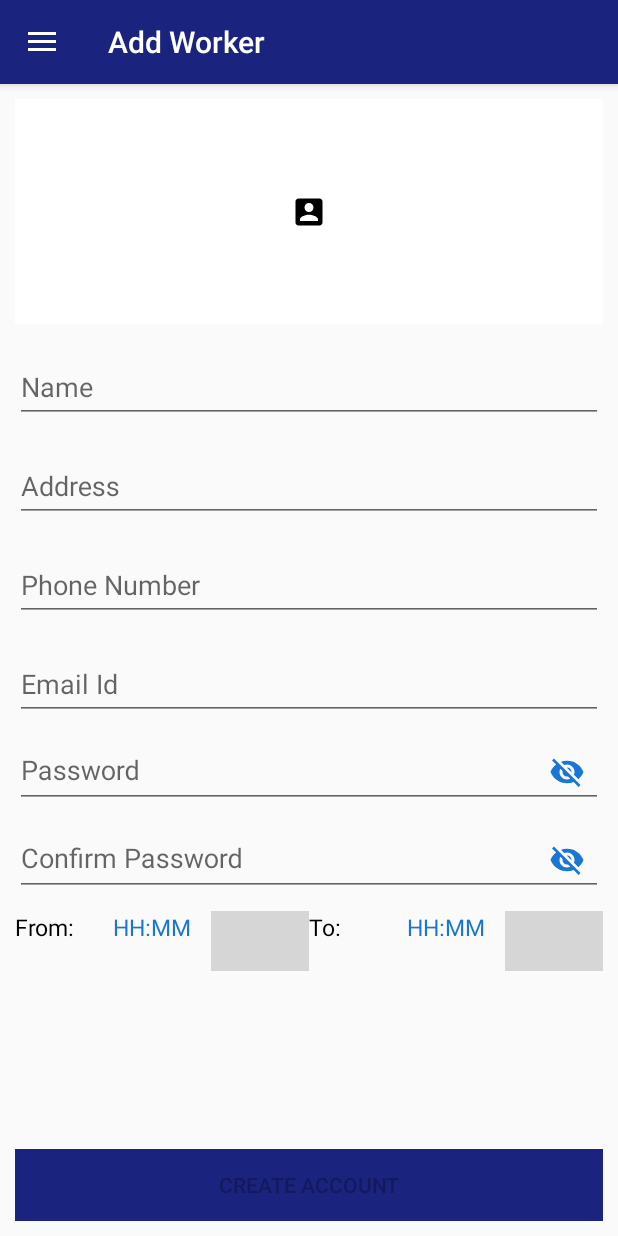
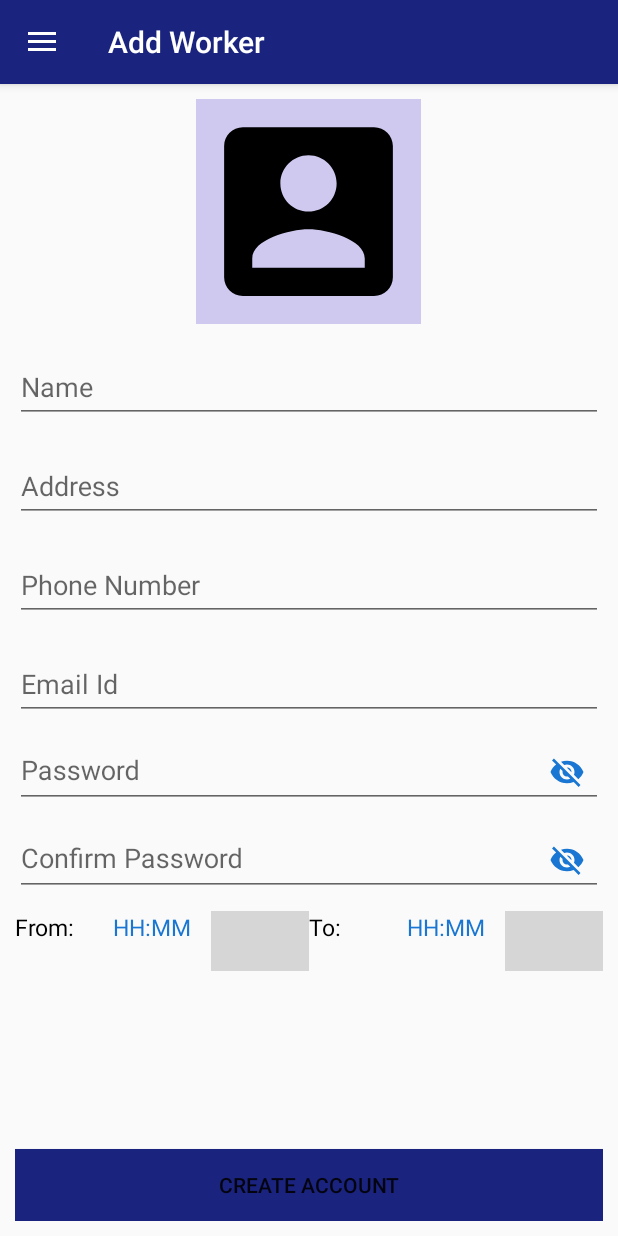
Before and after one commit to ShankarDhandapani/Washmak, an Android app: the fragment AddWorkerFragement placed in its activity, on a phone screen of 412 x 824 dp. Run offline under Robolectric (Android 15) with nearby library versions, the phone set to English and light mode, and no system bars; our stand-ins replace Firebase (no records; nobody signed in at launch, a user with empty details on screens opened directly); grey boxes are pictures that could not be loaded.

Commit message:
Added id to the fragement and created account from manager activity

```diff
--- a/app/build.gradle
+++ b/app/build.gradle
@@ -23,6 +23,8 @@ dependencies {
     implementation 'com.android.support:appcompat-v7:27.1.1'
     implementation 'com.android.support.constraint:constraint-layout:1.1.2'
     implementation 'com.google.firebase:firebase-auth:16.0.2'
+    implementation 'com.google.firebase:firebase-storage:11.8.0'
+    implementation 'com.google.firebase:firebase-database:11.8.0'
     testImplementation 'junit:junit:4.12'
     androidTestImplementation 'com.android.support.test:runner:1.0.2'
     androidTestImplementation 'com.android.support.test.espresso:espresso-core:3.0.2'
--- a/app/src/main/AndroidManifest.xml
+++ b/app/src/main/AndroidManifest.xml
@@ -1,6 +1,8 @@
 <?xml version="1.0" encoding="utf-8"?>
 <manifest xmlns:android="http://schemas.android.com/apk/res/android"
     package="com.washmak.cingrous.washmak">
+
+    <uses-feature android:name="android.hardware.camera" android:required="true" />
 
     <application
         android:allowBackup="true"
--- a/app/src/main/java/com/washmak/cingrous/washmak/AddWorkerFragement.java
+++ b/app/src/main/java/com/washmak/cingrous/washmak/AddWorkerFragement.java
@@ -3,25 +3,60 @@ package com.washmak.cingrous.washmak;
 import android.annotation.SuppressLint;
 import android.app.Dialog;
 import android.app.TimePickerDialog;
+import android.content.Intent;
+import android.graphics.Bitmap;
+import android.net.Uri;
 import android.os.Bundle;
+import android.provider.MediaStore;
 import android.support.annotation.NonNull;
 import android.support.annotation.Nullable;
+import android.support.design.widget.TextInputEditText;
 import android.support.v4.app.Fragment;
+import android.util.Log;
 import android.view.LayoutInflater;
 import android.view.View;
 import android.view.ViewGroup;
+import android.widget.Button;
+import android.widget.ImageButton;
 import android.widget.TextView;
 import android.widget.TimePicker;
 import android.widget.Toast;
 
+import com.google.android.gms.tasks.OnCompleteListener;
+import com.google.android.gms.tasks.OnFailureListener;
+import com.google.android.gms.tasks.OnSuccessListener;
+import com.google.android.gms.tasks.Task;
+import com.google.firebase.auth.AuthResult;
+import com.google.firebase.auth.FirebaseAuth;
+import com.google.firebase.auth.FirebaseUser;
+import com.google.firebase.database.DatabaseReference;
+import com.google.firebase.database.FirebaseDatabase;
+import com.google.firebase.storage.FirebaseStorage;
+import com.google.firebase.storage.StorageReference;
+import com.google.firebase.storage.UploadTask;
+import com.washmak.cingrous.washmak.modelclasses.AddWorkerModel;
+
+import java.io.ByteArrayOutputStream;
 import java.util.Calendar;
 import java.util.Objects;
+
+import static android.app.Activity.RESULT_OK;
+import static android.support.constraint.Constraints.TAG;
 
 public class AddWorkerFragement extends Fragment {
     final Calendar c = Calendar.getInstance();
     int hr = c.get(Calendar.HOUR_OF_DAY);
     int min = c.get(Calendar.MINUTE);
     TextView from_time, to_time;
+    private static Bitmap bitmap;
+    private ImageButton imgview;
+    public static final int REQUEST_IMAGE = 100;
+    private FirebaseAuth myAuthRef;
+    private FirebaseStorage myStorage;
+    private DatabaseReference myDBRef;
+
+    public AddWorkerFragement() {
+    }
 
     @Nullable
     @Override
@@ -30,6 +65,19 @@ public class AddWorkerFragement extends Fragment {
         final View view = inflater.inflate(R.layout.fragement_add_worker, container, false);
         from_time = view.findViewById(R.id.time_from_from_add_details);
         to_time = view.findViewById(R.id.time_to_from_add_details);
+        myAuthRef = FirebaseAuth.getInstance();
+       // myDBRef = FirebaseDatabase.getInstance().getReference();
+
+        imgview = view.findViewById(R.id.worker_photo_at_add_worker_tab_in_manager_login);
+        Button create_account_from_manager = view.findViewById(R.id.create_account_button_at_add_worker_tab_in_manager_login);
+
+        final TextInputEditText worker_name = view.findViewById(R.id.worker_name_from_add_worker);
+        final TextInputEditText worker_address = view.findViewById(R.id.worker_address_from_add_worker);
+        final TextInputEditText worker_phone_number = view.findViewById(R.id.worker_phone_number_from_add_worker);
+        final TextInputEditText worker_email = view.findViewById(R.id.worker_email_from_add_worker);
+        final TextInputEditText worker_pass = view.findViewById(R.id.worker_password_from_add_worker);
+        final TextInputEditText worker_con_pass = view.findViewById(R.id.worker_con_password_from_add_worker);
+
 
 
         view.findViewById(R.id.set_time_from_from_add_details).setOnClickListener(new View.OnClickListener() {
@@ -59,8 +107,98 @@ public class AddWorkerFragement extends Fragment {
                 timePickerDialog.show();
             }
         });
+
+        imgview.setOnClickListener(new View.OnClickListener() {
+            @Override
+            public void onClick(View v) {
+                openCamera();
+            }
+        });
+
+        create_account_from_manager.setOnClickListener(new View.OnClickListener() {
+            @Override
+            public void onClick(View v) {
+                String wr_name, wr_address, wr_phono, wr_email, wr_password, wr_conpass;
+                wr_name = worker_name.getText().toString().trim();
+                wr_address = worker_address.getText().toString().trim();
+                wr_phono = worker_phone_number.getText().toString().trim();
+                wr_email = worker_email.getText().toString().trim();
+                wr_password = worker_pass.getText().toString().trim();
+                wr_conpass = worker_con_pass.getText().toString().trim();
+                pushData(wr_name, wr_address, wr_phono, wr_email, wr_password, wr_conpass);
+            }
+        });
+
         return view;
 
+
+    }
+
+    private void openCamera(){
+        Intent picIntent = new Intent(MediaStore.ACTION_IMAGE_CAPTURE);
+        if (picIntent.resolveActivity(Objects.requireNonNull(getActivity()).getPackageManager()) != null){
+            startActivityForResult(picIntent, REQUEST_IMAGE);
+        }
+    }
+
+    private void pushData(String wr_name, String wr_address, String wr_phono, String wr_email, String wr_password, String wr_conpass) {
+
+
+        /*ByteArrayOutputStream baos = new ByteArrayOutputStream();
+        assert bitmap != null;
+        bitmap.compress(Bitmap.CompressFormat.JPEG, 100, baos);
+        byte[] bytes = baos.toByteArray();
+
+        StorageReference mountainImagesRef = myStorage.getReference().child("images/worker"+wr_name+wr_phono+".jpg");
+        mountainImagesRef.putBytes(bytes).addOnSuccessListener(new OnSuccessListener<UploadTask.TaskSnapshot>() {
+            @Override
+            public void onSuccess(UploadTask.TaskSnapshot taskSnapshot) {
+                Uri downloadUrl = taskSnapshot.getDownloadUrl();
+                Toast.makeText(getContext(), "Uploaded the Image", Toast.LENGTH_LONG).show();
+
+            }
+        }).addOnFailureListener(new OnFailureListener() {
+            @Override
+            public void onFailure(@NonNull Exception e) {
+                Toast.makeText(getContext(), "Can't Upload the Image", Toast.LENGTH_LONG).show();
+            }
+        });*/
+
+
+        myAuthRef.createUserWithEmailAndPassword(wr_email, wr_password).addOnCompleteListener(Objects.requireNonNull(getActivity()), new OnCompleteListener<AuthResult>() {
+            @Override
+            public void onComplete(@NonNull Task<AuthResult> task) {
+                if (task.isSuccessful()){
+                    FirebaseUser user = myAuthRef.getCurrentUser();
+                    //Toast.makeText(getContext(), "Worker Added", Toast.LENGTH_LONG).show();
+                }else {
+                    Toast.makeText(getContext(), "Something Wrong!!...", Toast.LENGTH_LONG).show();
+                }
+            }
+        });
+
+        /*AddWorkerModel newWorker = new AddWorkerModel(wr_name, wr_address, wr_phono, wr_email);
+
+        myDBRef.child("Worker").setValue(newWorker).addOnCompleteListener(getActivity(), new OnCompleteListener<Void>() {
+            @Override
+            public void onComplete(@NonNull Task<Void> task) {
+                Toast.makeText(getContext(), "DataAdded", Toast.LENGTH_LONG).show();
+            }
+        });
+*/
+
+    }
+
+    @Override
+    public void onActivityResult(int requestCode, int resultCode, Intent data) {
+        super.onActivityResult(requestCode, resultCode, data);
+
+        if (requestCode == REQUEST_IMAGE && resultCode == RESULT_OK){
+            if (data!= null && data.getExtras() != null){
+                bitmap = (Bitmap) data.getExtras().get("data");
+                imgview.setImageBitmap(bitmap);
+            }
+        }
     }
 
     private void updateTime(int hours, int mins, int i) {
@@ -94,7 +232,6 @@ public class AddWorkerFragement extends Fragment {
     @Override
     public void onViewCreated(@NonNull View view, @Nullable Bundle savedInstanceState) {
         super.onViewCreated(view, savedInstanceState);
-
         Objects.requireNonNull(getActivity()).setTitle(R.string.add_worker);
     }
 
--- a/app/src/main/res/layout-v21/fragement_add_worker.xml
+++ b/app/src/main/res/layout-v21/fragement_add_worker.xml
@@ -7,11 +7,13 @@
     android:padding="10dp">
 
     <ImageButton
-        android:background="@color/colorPrimaryText"
+        android:background="@color/transparent_blue"
         android:id="@+id/worker_photo_at_add_worker_tab_in_manager_login"
         android:src="@drawable/ic_account_box_black_24dp"
-        android:layout_width="match_parent"
+        android:layout_centerHorizontal="true"
+        android:layout_width="150dp"
         android:layout_height="150dp"
+        android:scaleType="fitCenter"
         android:contentDescription="@string/workerimageview"
         android:layout_alignParentTop="true"/>
 
@@ -34,9 +36,11 @@
                 android:layout_weight="10" >
 
                 <android.support.design.widget.TextInputEditText
+                    android:id="@+id/worker_name_from_add_worker"
                     android:layout_width="match_parent"
                     android:layout_height="wrap_content"
-                        android:hint="@string/name" />
+                    android:hint="@string/name"
+                    android:inputType="textCapWords" />
 
             </android.support.design.widget.TextInputLayout>
 
@@ -47,9 +51,11 @@
                 android:layout_weight="10" >
 
                 <android.support.design.widget.TextInputEditText
+                    android:id="@+id/worker_address_from_add_worker"
                     android:layout_width="match_parent"
                     android:layout_height="wrap_content"
-                        android:hint="@string/Address" />
+                    android:hint="@string/Address"
+                    android:inputType="textLongMessage"/>
             </android.support.design.widget.TextInputLayout>
 
             <android.support.design.widget.TextInputLayout
@@ -59,6 +65,7 @@
                 android:layout_weight="10">
 
                 <android.support.design.widget.TextInputEditText
+                    android:id="@+id/worker_phone_number_from_add_worker"
                     android:layout_width="match_parent"
                     android:layout_height="wrap_content"
                     android:hint="@string/phone_number"
@@ -73,6 +80,7 @@
                 android:layout_weight="10" >
 
                 <android.support.design.widget.TextInputEditText
+                    android:id="@+id/worker_email_from_add_worker"
                     android:layout_width="match_parent"
                     android:layout_height="wrap_content"
                     android:hint="@string/email_id"
@@ -89,6 +97,7 @@
                 tools:ignore="NestedWeights">
 
                 <android.support.design.widget.TextInputEditText
+                    android:id="@+id/worker_password_from_add_worker"
                     android:layout_width="match_parent"
                     android:layout_height="wrap_content"
                     android:hint="@string/password"
@@ -106,13 +115,13 @@
                 tools:ignore="NestedWeights">
 
                 <android.support.design.widget.TextInputEditText
+                    android:id="@+id/worker_con_password_from_add_worker"
                     android:layout_width="match_parent"
                     android:layout_height="wrap_content"
                     android:hint="@string/confirm_password"
                     android:inputType="textPassword"
                     android:layout_weight="80"/>
             </android.support.design.widget.TextInputLayout>
-
 
             <LinearLayout
                 android:layout_width="match_parent"
@@ -128,7 +137,8 @@
                     android:layout_weight="10"
                     android:text="@string/from"
                     android:textColor="@color/colorAccentText"
-                        android:textSize="15sp" />
+                    android:textSize="15sp"
+                    tools:ignore="NestedWeights" />
 
                 <TextView
                     android:id="@+id/time_from_from_add_details"
@@ -178,9 +188,6 @@
 
             </LinearLayout>
 
-
-
-
         </LinearLayout>
 
     </ScrollView>
@@ -191,7 +198,7 @@
         android:id="@+id/create_account_button_at_add_worker_tab_in_manager_login"
         android:layout_width="match_parent"
         android:layout_height="wrap_content"
-        android:enabled="false"
         android:layout_alignParentBottom="true"/>
 
+
 </RelativeLayout>
--- a/app/src/main/res/layout/fragement_add_worker.xml
+++ b/app/src/main/res/layout/fragement_add_worker.xml
@@ -7,11 +7,13 @@
     android:padding="10dp">
 
     <ImageButton
-        android:background="@color/colorPrimaryText"
+        android:background="@color/transparent_blue"
         android:id="@+id/worker_photo_at_add_worker_tab_in_manager_login"
         android:src="@drawable/ic_account_box_black_24dp"
-        android:layout_width="match_parent"
+        android:layout_centerHorizontal="true"
+        android:layout_width="150dp"
         android:layout_height="150dp"
+        android:scaleType="fitCenter"
         android:contentDescription="@string/workerimageview"
         android:layout_alignParentTop="true"/>
 
@@ -34,9 +36,11 @@
                 android:layout_weight="10" >
 
                 <android.support.design.widget.TextInputEditText
+                    android:id="@+id/worker_name_from_add_worker"
                     android:layout_width="match_parent"
                     android:layout_height="wrap_content"
-                    android:hint="@string/name" />
+                    android:hint="@string/name"
+                    android:inputType="textCapWords" />
 
             </android.support.design.widget.TextInputLayout>
 
@@ -47,6 +51,7 @@
                 android:layout_weight="10" >
 
                 <android.support.design.widget.TextInputEditText
+                    android:id="@+id/worker_address_from_add_worker"
                     android:layout_width="match_parent"
                     android:layout_height="wrap_content"
                     android:hint="@string/Address"
@@ -60,6 +65,7 @@
                 android:layout_weight="10">
 
                 <android.support.design.widget.TextInputEditText
+                    android:id="@+id/worker_phone_number_from_add_worker"
                     android:layout_width="match_parent"
                     android:layout_height="wrap_content"
                     android:hint="@string/phone_number"
@@ -74,6 +80,7 @@
                 android:layout_weight="10" >
 
                 <android.support.design.widget.TextInputEditText
+                    android:id="@+id/worker_email_from_add_worker"
                     android:layout_width="match_parent"
                     android:layout_height="wrap_content"
                     android:hint="@string/email_id"
@@ -90,6 +97,7 @@
                 tools:ignore="NestedWeights">
 
                 <android.support.design.widget.TextInputEditText
+                    android:id="@+id/worker_password_from_add_worker"
                     android:layout_width="match_parent"
                     android:layout_height="wrap_content"
                     android:hint="@string/password"
@@ -107,6 +115,7 @@
                 tools:ignore="NestedWeights">
 
                 <android.support.design.widget.TextInputEditText
+                    android:id="@+id/worker_con_password_from_add_worker"
                     android:layout_width="match_parent"
                     android:layout_height="wrap_content"
                     android:hint="@string/confirm_password"
@@ -128,7 +137,8 @@
                     android:layout_weight="10"
                     android:text="@string/from"
                     android:textColor="@color/colorAccentText"
-                    android:textSize="15sp" />
+                    android:textSize="15sp"
+                    tools:ignore="NestedWeights" />
 
                 <TextView
                     android:id="@+id/time_from_from_add_details"
@@ -178,9 +188,6 @@
 
             </LinearLayout>
 
-
-
-
         </LinearLayout>
 
     </ScrollView>
```
Also changed, not shown: app/src/main/java/com/washmak/cingrous/washmak/modelclasses/AddWorkerModel.java (added, +50 -0 lines). Lines whose indentation alone changed are shown as unchanged.
